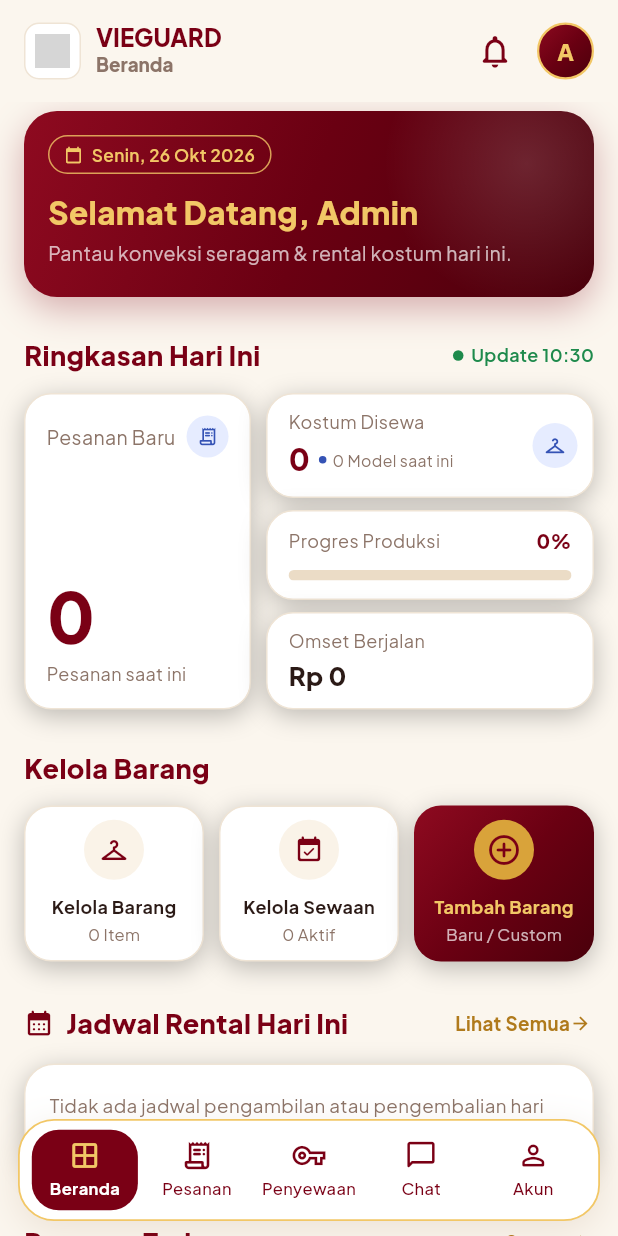
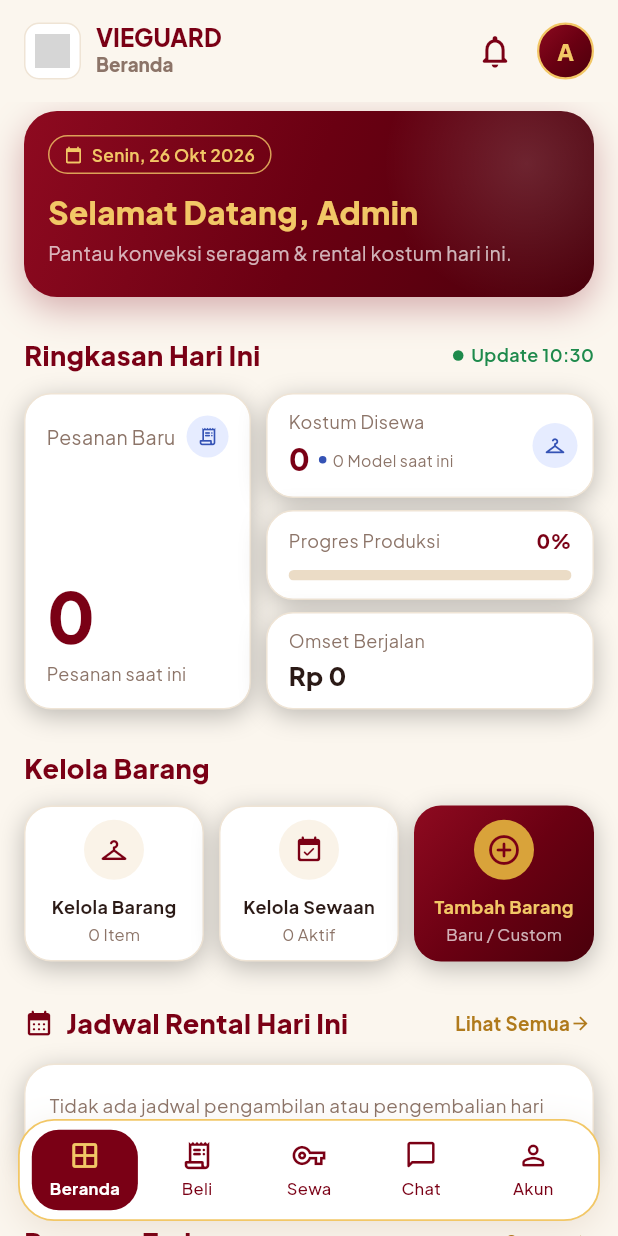
Before and after one commit to mimthokwes/vieguard-app, a Flutter app: the MainShell screen opened directly, on a phone screen of 412 x 824 dp. Run offline on Flutter 3.47's test engine with Material 3 defaults, Android fonts, the phone set to English and light mode, and no system bars; our stand-ins replace dio, file_picker, flutter_dotenv, flutter_secure_storage, google_fonts, image_picker and 3 more; missing offline and left inert: excel; accounts and stored records are empty; network calls fail; grey boxes are pictures that could not be loaded.

Commit message:
formater: date format on utils change into local device time set, so now the time on every place must be localize by default set time device

```diff
--- a/lib/core/api/api_config.dart
+++ b/lib/core/api/api_config.dart
@@ -1,11 +1,10 @@
+import 'package:flutter_dotenv/flutter_dotenv.dart';
+
 class ApiConfig {
   ApiConfig._();
 
-  /// Works for web, desktop, and any Android device (emulator or physical)
-  /// connected over USB with `adb reverse tcp:5000 tcp:5000` run once per
-  /// connection — that forwards the device's `localhost:5000` to this PC's
-  /// backend, so no IP juggling is needed.
-  static const String origin = 'http://localhost:5000';
+  static String get origin =>
+      dotenv.maybeGet('API_ORIGIN') ?? 'http://localhost:5000';
 
   static String get baseUrl => '$origin/api/v0/mobile';
 }
--- a/lib/core/storage/token_storage.dart
+++ b/lib/core/storage/token_storage.dart
@@ -12,6 +12,7 @@ class TokenStorage {
     required String accessToken,
     required String refreshToken
     }) async {
+
     await _secure.write(key: _accessKey,value:  accessToken);
     await _secure.write(key: _refreshKey,value: refreshToken);
   }
--- a/lib/core/utils/formatters.dart
+++ b/lib/core/utils/formatters.dart
@@ -8,6 +8,7 @@ class Formatters {
   static final _dateTime = DateFormat('dd MMM yyyy, HH:mm', 'id_ID');
   static final _dayDate = DateFormat('EEEE, dd MMM yyyy', 'id_ID');
   static final _monthYear = DateFormat('MMMM yyyy', 'id_ID');
+  static final _time = DateFormat('HH:mm', 'id_ID');
 
   static String rupiah(double value) => 'Rp ${_rupiah.format(value)}';
 
@@ -18,13 +19,15 @@ class Formatters {
     return rupiah(value);
   }
 
-  static String date(DateTime date) => _date.format(date);
+  static String date(DateTime date) => _date.format(date.toLocal());
 
-  static String dateTime(DateTime date) => _dateTime.format(date);
+  static String dateTime(DateTime date) => _dateTime.format(date.toLocal());
 
-  static String dayDate(DateTime date) => _dayDate.format(date);
+  static String dayDate(DateTime date) => _dayDate.format(date.toLocal());
 
-  static String monthYear(DateTime date) => _monthYear.format(date);
+  static String monthYear(DateTime date) => _monthYear.format(date.toLocal());
+
+  static String time(DateTime date) => _time.format(date.toLocal());
 
   static int daysLeft(DateTime target) {
     final now = DateTime.now();
@@ -32,4 +35,16 @@ class Formatters {
     final targetDay = DateTime(target.year, target.month, target.day);
     return targetDay.difference(today).inDays;
   }
+
+  static String zoneLabel(DateTime date) {
+  final t = date.toLocal();
+      switch (t.timeZoneOffset.inHours) {
+        case 7: return 'WIB';
+        case 8: return 'WITA';
+        case 9: return 'WIT';
+        default: return t.timeZoneName;
+      }
+  }
+
+  static String timeWithZone(DateTime date) => '${time(date)} ${zoneLabel(date)}';
 }
--- a/lib/main.dart
+++ b/lib/main.dart
@@ -1,6 +1,7 @@
 import 'package:flutter/material.dart';
 import 'package:intl/date_symbol_data_local.dart';
 import 'package:provider/provider.dart';
+import 'package:flutter_dotenv/flutter_dotenv.dart';
 
 import 'core/api/api_client.dart';
 import 'core/storage/token_storage.dart';
@@ -18,6 +19,7 @@ import 'state/report_provider.dart';
 
 Future<void> main() async {
   WidgetsFlutterBinding.ensureInitialized();
+  await dotenv.load(fileName: '.env');
   await initializeDateFormatting('id_ID', null);
 
   final tokenStorage = TokenStorage();
--- a/lib/screens/chat/chat_detail_screen.dart
+++ b/lib/screens/chat/chat_detail_screen.dart
@@ -256,7 +256,7 @@ class _DateSeparator extends StatelessWidget {
       padding: const EdgeInsets.symmetric(vertical: 12),
       child: Center(
         child: VgPill(
-          label: DateFormat('EEEE, d MMMM yyyy', 'id_ID').format(date),
+          label: Formatters.dayDate(date),
           color: AppColors.primary,
           background: AppColors.beige,
           icon: Icons.calendar_today_rounded,
@@ -278,7 +278,7 @@ class _MessageBubble extends StatelessWidget {
   @override
   Widget build(BuildContext context) {
     final admin = message.isFromAdmin;
-    final time = '${DateFormat('HH:mm').format(message.createdAt)} WIB';
+    final time = Formatters.timeWithZone(message.createdAt);
     final image = resolveMediaUrl(message.imageAttachment, ApiConfig.origin);
     final maxWidth = MediaQuery.of(context).size.width * 0.74;
 
--- a/lib/screens/shell/main_shell.dart
+++ b/lib/screens/shell/main_shell.dart
@@ -9,6 +9,7 @@ import '../beranda/beranda_screen.dart';
 import '../chat/chat_list_screen.dart';
 import '../penyewaan/penyewaan_list_screen.dart';
 import '../pesanan/pesanan_list_screen.dart';
+// import '../laporan/laporan_screen.dart';
 
 class MainShell extends StatefulWidget {
   const MainShell({super.key});
@@ -43,14 +44,16 @@ class _MainShellState extends State<MainShell> {
     PenyewaanListScreen(),
     ChatListScreen(),
     AkunScreen(),
+    // LaporanScreen(),
   ];
 
   static const _items = [
     (Icons.window_outlined, 'Beranda'),
-    (Icons.receipt_long_rounded, 'Pesanan'),
-    (Icons.vpn_key_outlined, 'Penyewaan'),
+    (Icons.receipt_long_rounded, 'Beli'),
+    (Icons.vpn_key_outlined, 'Sewa'),
     (Icons.chat_bubble_outline_rounded, 'Chat'),
     (Icons.person_outline_rounded, 'Akun'),
+    // (Icons.window_outlined,'Laporan')
   ];
 
   @override
--- a/pubspec.yaml
+++ b/pubspec.yaml
@@ -50,6 +50,7 @@ dependencies:
   google_fonts: ^6.2.1
   open_filex: ^4.5.0
   excel: ^4.0.6
+  flutter_dotenv: ^6.0.1
 
 dev_dependencies:
   flutter_test:
@@ -75,6 +76,7 @@ flutter:
 
   assets:
     - assets/images/
+    - .env
 
   # To add assets to your application, add an assets section, like this:
   # assets:
```
Also changed, not shown: pubspec.lock, 5 other files.
